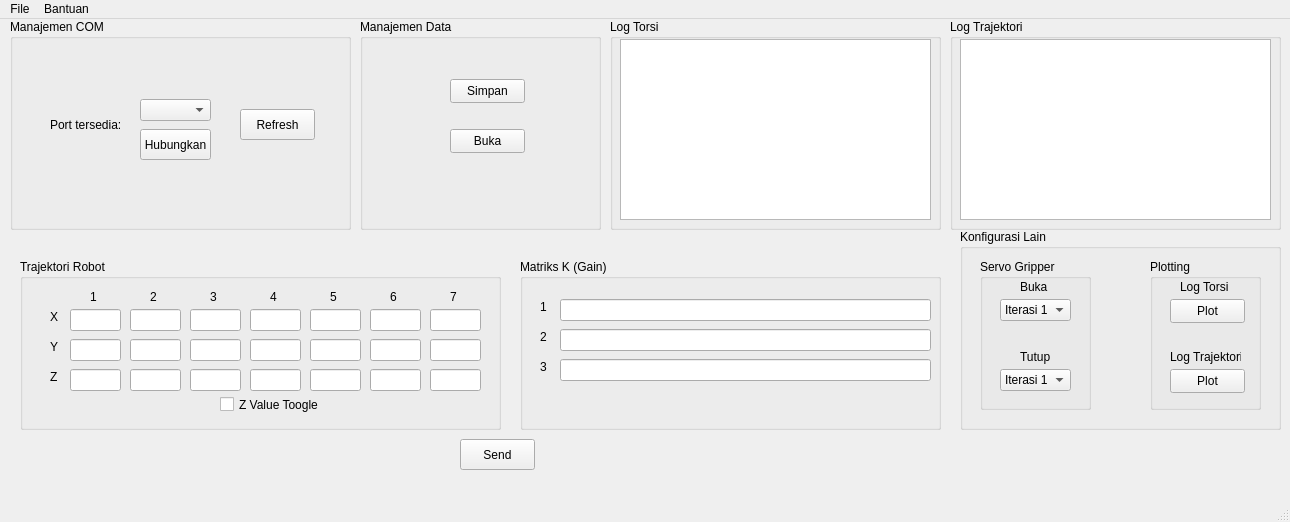
Qt form main-window-revised.ui (maplezs/EWS_3_4a) before a commit.
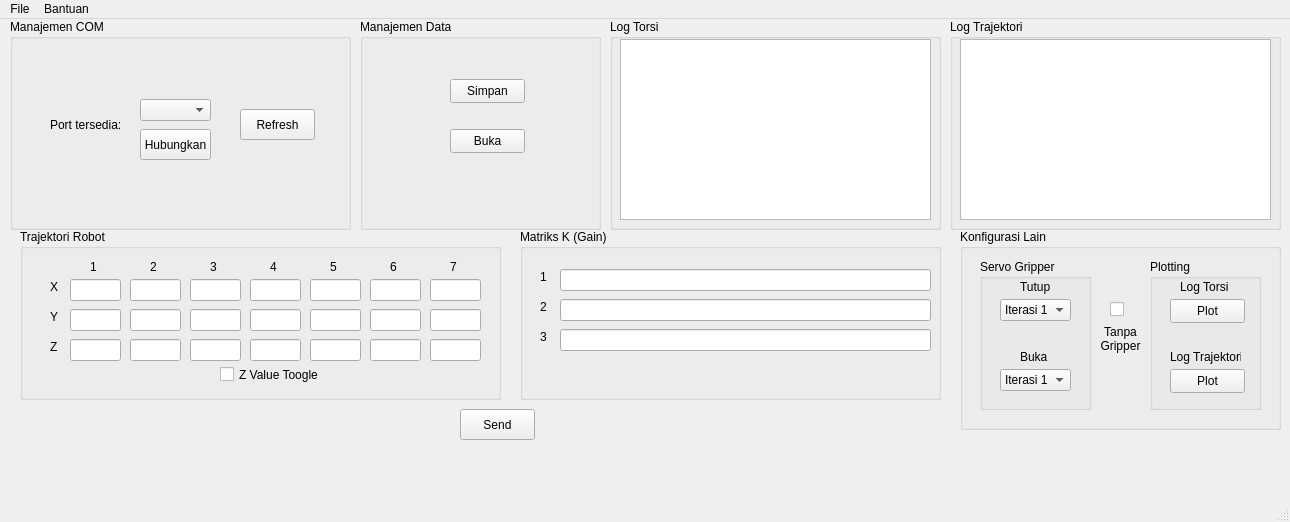
The same form after that commit.

Commit message: feat: gerak dengan atau tanpa griper fix: perbaikan pada pembacaan data masukan nilai matriks gain

Diff of the .ui file:
```diff
--- a/main-window-revised.ui
+++ b/main-window-revised.ui
@@ -145,7 +145,7 @@
     <property name="geometry">
      <rect>
       <x>10</x>
-      <y>220</y>
+      <y>190</y>
       <width>941</width>
       <height>251</height>
      </rect>
@@ -776,7 +776,7 @@
        </rect>
       </property>
       <property name="text">
-       <string>Tutup</string>
+       <string>Buka</string>
       </property>
      </widget>
      <widget class="QLabel" name="label_15">
@@ -789,7 +789,7 @@
        </rect>
       </property>
       <property name="text">
-       <string>Buka</string>
+       <string>Tutup</string>
       </property>
      </widget>
      <widget class="QComboBox" name="comboBox_4">
@@ -903,6 +903,32 @@
       </property>
      </widget>
     </widget>
+    <widget class="QCheckBox" name="checkBox_2">
+     <property name="geometry">
+      <rect>
+       <x>150</x>
+       <y>70</y>
+       <width>16</width>
+       <height>20</height>
+      </rect>
+     </property>
+     <property name="text">
+      <string/>
+     </property>
+    </widget>
+    <widget class="QLabel" name="label_16">
+     <property name="geometry">
+      <rect>
+       <x>140</x>
+       <y>90</y>
+       <width>41</width>
+       <height>41</height>
+      </rect>
+     </property>
+     <property name="text">
+      <string>&lt;html&gt;&lt;head/&gt;&lt;body&gt;&lt;p align=&quot;center&quot;&gt;Tanpa&lt;br/&gt;Gripper&lt;/p&gt;&lt;/body&gt;&lt;/html&gt;</string>
+     </property>
+    </widget>
    </widget>
   </widget>
   <widget class="QMenuBar" name="menubar">
```
The commit also changes 2 other files.
